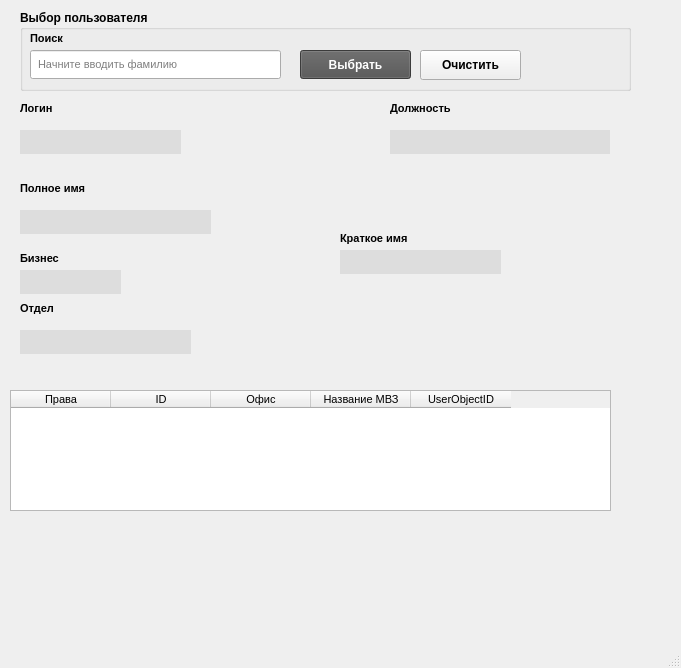
Before: the Qt Designer form src/gui/app_userCubePermissions.ui in vzubriichuk/data_management, drawn with Qt 5.
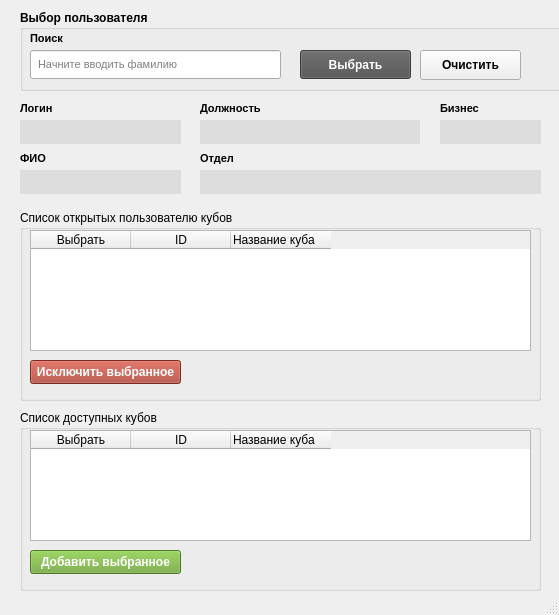
After: the same form once the commit is applied.

Commit message: Added the ability to display a list of cubes in table widget

What changed in the file:
```diff
--- a/src/gui/app_userCubePermissions.ui
+++ b/src/gui/app_userCubePermissions.ui
@@ -6,8 +6,8 @@
    <rect>
     <x>0</x>
     <y>0</y>
-    <width>681</width>
-    <height>668</height>
+    <width>559</width>
+    <height>615</height>
    </rect>
   </property>
   <property name="windowTitle">
@@ -17,7 +17,7 @@
    <widget class="QLabel" name="label_6">
     <property name="geometry">
      <rect>
-      <x>390</x>
+      <x>200</x>
       <y>100</y>
       <width>171</width>
       <height>16</height>
@@ -32,24 +32,6 @@
      <string>Должность</string>
     </property>
    </widget>
-   <widget class="QLabel" name="label_4">
-    <property name="geometry">
-     <rect>
-      <x>20</x>
-      <y>180</y>
-      <width>171</width>
-      <height>16</height>
-     </rect>
-    </property>
-    <property name="styleSheet">
-     <string notr="true">font-weight: bold;
-font-size:11px;
-</string>
-    </property>
-    <property name="text">
-     <string>Полное имя</string>
-    </property>
-   </widget>
    <widget class="QLabel" name="label_2">
     <property name="geometry">
      <rect>
@@ -178,8 +160,8 @@
    <widget class="QLabel" name="label_3">
     <property name="geometry">
      <rect>
-      <x>340</x>
-      <y>230</y>
+      <x>20</x>
+      <y>150</y>
       <width>171</width>
       <height>16</height>
      </rect>
@@ -190,14 +172,14 @@
 </string>
     </property>
     <property name="text">
-     <string>Краткое имя</string>
+     <string>ФИО</string>
     </property>
    </widget>
    <widget class="QLabel" name="label_7">
     <property name="geometry">
      <rect>
-      <x>20</x>
-      <y>250</y>
+      <x>440</x>
+      <y>100</y>
       <width>71</width>
       <height>16</height>
      </rect>
@@ -214,8 +196,8 @@
    <widget class="QLineEdit" name="lineEdit_6_Position">
     <property name="geometry">
      <rect>
-      <x>390</x>
-      <y>130</y>
+      <x>200</x>
+      <y>120</y>
       <width>220</width>
       <height>24</height>
      </rect>
@@ -249,9 +231,9 @@
    <widget class="QLineEdit" name="lineEdit_5_Department">
     <property name="geometry">
      <rect>
-      <x>20</x>
-      <y>330</y>
-      <width>171</width>
+      <x>200</x>
+      <y>170</y>
+      <width>341</width>
       <height>24</height>
      </rect>
     </property>
@@ -281,8 +263,8 @@
    <widget class="QLineEdit" name="lineEdit_7_BusinessName">
     <property name="geometry">
      <rect>
-      <x>20</x>
-      <y>270</y>
+      <x>440</x>
+      <y>120</y>
       <width>101</width>
       <height>24</height>
      </rect>
@@ -312,8 +294,8 @@
    <widget class="QLineEdit" name="lineEdit_3_ShortUserName">
     <property name="geometry">
      <rect>
-      <x>340</x>
-      <y>250</y>
+      <x>20</x>
+      <y>170</y>
       <width>161</width>
       <height>24</height>
      </rect>
@@ -345,39 +327,7 @@
     <property name="geometry">
      <rect>
       <x>20</x>
-      <y>210</y>
-      <width>191</width>
-      <height>24</height>
-     </rect>
-    </property>
-    <property name="autoFillBackground">
-     <bool>false</bool>
-    </property>
-    <property name="styleSheet">
-     <string notr="true">padding-left:5px;
-font-size:11px;
-background-color:#DDDDDD;
-border:none;
-</string>
-    </property>
-    <property name="inputMethodHints">
-     <set>Qt::ImhNone</set>
-    </property>
-    <property name="readOnly">
-     <bool>true</bool>
-    </property>
-    <property name="placeholderText">
-     <string/>
-    </property>
-    <property name="clearButtonEnabled">
-     <bool>false</bool>
-    </property>
-   </widget>
-   <widget class="QLineEdit" name="lineEdit_2_UserLogin">
-    <property name="geometry">
-     <rect>
-      <x>20</x>
-      <y>130</y>
+      <y>120</y>
       <width>161</width>
       <height>24</height>
      </rect>
@@ -408,8 +358,8 @@
    <widget class="QLabel" name="label_5">
     <property name="geometry">
      <rect>
-      <x>20</x>
-      <y>300</y>
+      <x>200</x>
+      <y>150</y>
       <width>81</width>
       <height>16</height>
      </rect>
@@ -423,83 +373,169 @@
      <string>Отдел</string>
     </property>
    </widget>
-   <widget class="QTableWidget" name="tableWidget">
+   <widget class="QGroupBox" name="groupBox_2">
     <property name="geometry">
      <rect>
-      <x>10</x>
-      <y>390</y>
-      <width>601</width>
-      <height>121</height>
+      <x>20</x>
+      <y>210</y>
+      <width>521</width>
+      <height>191</height>
      </rect>
     </property>
-    <property name="minimumSize">
-     <size>
-      <width>571</width>
-      <height>0</height>
-     </size>
+    <property name="title">
+     <string>Список открытых пользователю кубов</string>
     </property>
-    <property name="font">
-     <font>
-      <pointsize>-1</pointsize>
-     </font>
+    <property name="flat">
+     <bool>false</bool>
     </property>
-    <property name="styleSheet">
-     <string notr="true">font-size:11px;
-
+    <property name="checkable">
+     <bool>false</bool>
+    </property>
+    <widget class="QTableWidget" name="tableActiveListCubes">
+     <property name="geometry">
+      <rect>
+       <x>10</x>
+       <y>20</y>
+       <width>501</width>
+       <height>121</height>
+      </rect>
+     </property>
+     <property name="horizontalScrollBarPolicy">
+      <enum>Qt::ScrollBarAlwaysOff</enum>
+     </property>
+     <property name="sortingEnabled">
+      <bool>true</bool>
+     </property>
+     <column>
+      <property name="text">
+       <string>Выбрать</string>
+      </property>
+     </column>
+     <column>
+      <property name="text">
+       <string>ID</string>
+      </property>
+     </column>
+     <column>
+      <property name="text">
+       <string>Название куба</string>
+      </property>
+      <property name="font">
+       <font>
+        <weight>50</weight>
+        <bold>false</bold>
+        <strikeout>false</strikeout>
+       </font>
+      </property>
+      <property name="textAlignment">
+       <set>AlignLeading|AlignVCenter</set>
+      </property>
+     </column>
+    </widget>
+    <widget class="QPushButton" name="btn_remove">
+     <property name="geometry">
+      <rect>
+       <x>10</x>
+       <y>150</y>
+       <width>151</width>
+       <height>24</height>
+      </rect>
+     </property>
+     <property name="styleSheet">
+      <string notr="true">background-color:#a83e32;
+font-weight:bold;
+color:#FFFFFF;
 </string>
+     </property>
+     <property name="text">
+      <string>Исключить выбранное</string>
+     </property>
+    </widget>
+   </widget>
+   <widget class="QGroupBox" name="groupBox_3">
+    <property name="geometry">
+     <rect>
+      <x>20</x>
+      <y>410</y>
+      <width>521</width>
+      <height>181</height>
+     </rect>
     </property>
-    <property name="frameShape">
-     <enum>QFrame::StyledPanel</enum>
+    <property name="title">
+     <string>Список доступных кубов</string>
     </property>
-    <property name="frameShadow">
-     <enum>QFrame::Sunken</enum>
+    <property name="flat">
+     <bool>false</bool>
     </property>
-    <property name="horizontalScrollBarPolicy">
-     <enum>Qt::ScrollBarAlwaysOff</enum>
+    <property name="checkable">
+     <bool>false</bool>
     </property>
-    <property name="alternatingRowColors">
-     <bool>true</bool>
-    </property>
-    <property name="selectionMode">
-     <enum>QAbstractItemView::SingleSelection</enum>
-    </property>
-    <property name="selectionBehavior">
-     <enum>QAbstractItemView::SelectRows</enum>
-    </property>
-    <property name="textElideMode">
-     <enum>Qt::ElideMiddle</enum>
-    </property>
-    <property name="gridStyle">
-     <enum>Qt::SolidLine</enum>
-    </property>
-    <property name="sortingEnabled">
-     <bool>true</bool>
-    </property>
-    <column>
-     <property name="text">
-      <string>Права</string>
+    <widget class="QTableWidget" name="tableListCubes">
+     <property name="geometry">
+      <rect>
+       <x>10</x>
+       <y>20</y>
+       <width>501</width>
+       <height>111</height>
+      </rect>
      </property>
-    </column>
-    <column>
-     <property name="text">
-      <string>ID</string>
+     <property name="horizontalScrollBarPolicy">
+      <enum>Qt::ScrollBarAlwaysOff</enum>
      </property>
-    </column>
-    <column>
-     <property name="text">
-      <string>Офис</string>
+     <property name="tabKeyNavigation">
+      <bool>true</bool>
      </property>
-    </column>
-    <column>
-     <property name="text">
-      <string>Название МВЗ</string>
+     <property name="sortingEnabled">
+      <bool>true</bool>
      </property>
-    </column>
-    <column>
+     <column>
+      <property name="text">
+       <string>Выбрать</string>
+      </property>
+      <property name="textAlignment">
+       <set>AlignCenter</set>
+      </property>
+     </column>
+     <column>
+      <property name="text">
+       <string>ID</string>
+      </property>
+     </column>
+     <column>
+      <property name="text">
+       <string>Название куба</string>
+      </property>
+      <property name="font">
+       <font>
+        <weight>50</weight>
+        <bold>false</bold>
+        <strikeout>false</strikeout>
+       </font>
+      </property>
+      <property name="textAlignment">
+       <set>AlignLeading|AlignVCenter</set>
+      </property>
+     </column>
+    </widget>
+    <widget class="QPushButton" name="btn_add">
+     <property name="geometry">
+      <rect>
+       <x>10</x>
+       <y>140</y>
+       <width>151</width>
+       <height>24</height>
+      </rect>
+     </property>
+     <property name="styleSheet">
+      <string notr="true">background-color:#6da832;
+font-weight:bold;
+color:#FFFFFF;
+</string>
+     </property>
      <property name="text">
-      <string>UserObjectID</string>
+      <string>Добавить выбранное</string>
      </property>
-    </column>
+    </widget>
    </widget>
   </widget>
   <widget class="QStatusBar" name="statusbar"/>
```
Left out of the diff: 120 changed lines with no effect on the pictures. The commit also changes 9 other files.
